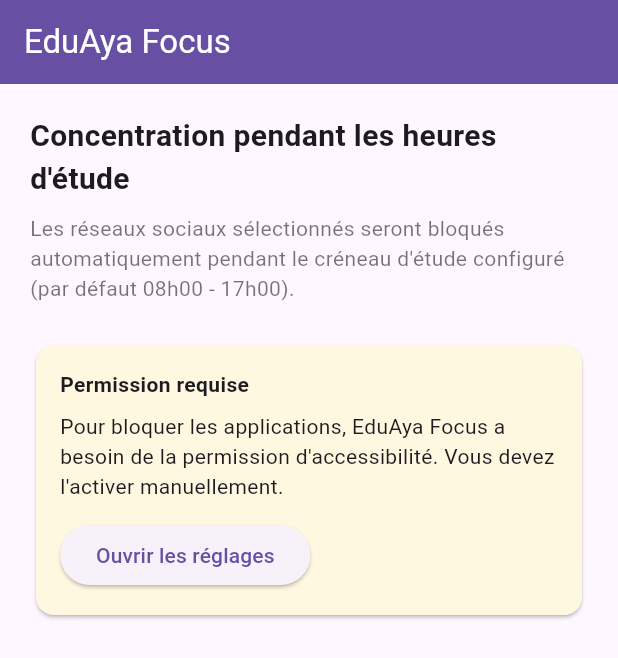
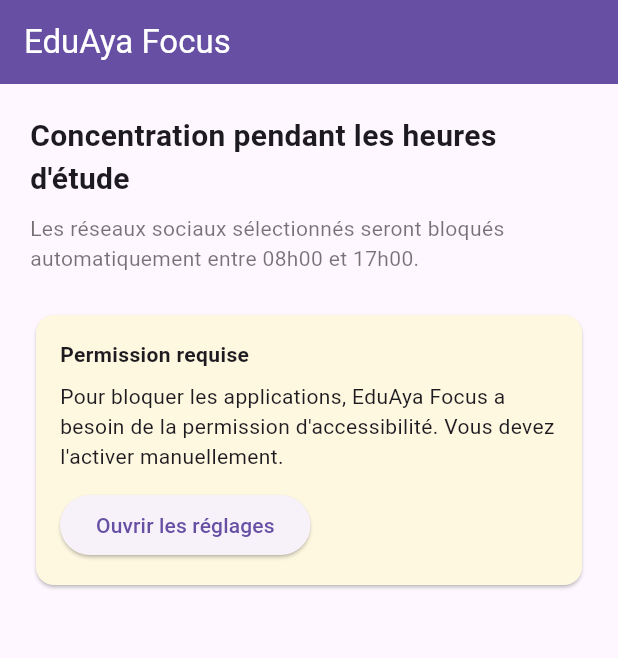
Before and after one commit to Dotou92/eduaya-focus, a Flutter app: the screen it shows after launch, after a tap on "Ouvrir les réglages", on a phone screen of 412 x 824 dp. Shown: the top 658 px of the screen. Run offline on Flutter 3.47's test engine with Material 3 defaults, Android fonts, the phone set to English and light mode, and no system bars; our stand-ins replace shared_preferences.

Commit message:
Implement start and end time pickers
Added time picker functionality for study hours.

```diff
--- a/lib/main.dart
+++ b/lib/main.dart
@@ -33,6 +33,8 @@
 class _HomeScreenState extends State<HomeScreen> {
   bool _accessibilityGranted = false;
   bool _blockingEnabled = false;
+  TimeOfDay _startTime = const TimeOfDay(hour: 8, minute: 0);
+  TimeOfDay _endTime = const TimeOfDay(hour: 17, minute: 0);
 
   @override
   void initState() {
@@ -46,6 +48,14 @@
     setState(() {
       _accessibilityGranted = granted;
       _blockingEnabled = prefs.getBool('blocking_enabled') ?? false;
+      _startTime = TimeOfDay(
+        hour: prefs.getInt('study_start_hour') ?? 8,
+        minute: prefs.getInt('study_start_minute') ?? 0,
+      );
+      _endTime = TimeOfDay(
+        hour: prefs.getInt('study_end_hour') ?? 17,
+        minute: prefs.getInt('study_end_minute') ?? 0,
+      );
     });
   }
 
@@ -53,6 +63,38 @@
     final prefs = await SharedPreferences.getInstance();
     await prefs.setBool('blocking_enabled', value);
     setState(() => _blockingEnabled = value);
+  }
+
+  Future<void> _pickStartTime() async {
+    final picked = await showTimePicker(
+      context: context,
+      initialTime: _startTime,
+    );
+    if (picked != null) {
+      final prefs = await SharedPreferences.getInstance();
+      await prefs.setInt('study_start_hour', picked.hour);
+      await prefs.setInt('study_start_minute', picked.minute);
+      setState(() => _startTime = picked);
+    }
+  }
+
+  Future<void> _pickEndTime() async {
+    final picked = await showTimePicker(
+      context: context,
+      initialTime: _endTime,
+    );
+    if (picked != null) {
+      final prefs = await SharedPreferences.getInstance();
+      await prefs.setInt('study_end_hour', picked.hour);
+      await prefs.setInt('study_end_minute', picked.minute);
+      setState(() => _endTime = picked);
+    }
+  }
+
+  String _formatTime(TimeOfDay t) {
+    final h = t.hour.toString().padLeft(2, '0');
+    final m = t.minute.toString().padLeft(2, '0');
+    return '${h}h$m';
   }
 
   @override
@@ -73,14 +115,46 @@
               style: TextStyle(fontSize: 20, fontWeight: FontWeight.bold),
             ),
             const SizedBox(height: 8),
-            const Text(
+            Text(
               "Les réseaux sociaux sélectionnés seront bloqués automatiquement "
-              "pendant le créneau d'étude configuré (par défaut 08h00 - 17h00).",
-              style: TextStyle(color: Colors.black54),
+              "entre ${_formatTime(_startTime)} et ${_formatTime(_endTime)}.",
+              style: const TextStyle(color: Colors.black54),
             ),
             const SizedBox(height: 24),
             if (!_accessibilityGranted) _buildPermissionCard(),
-            if (_accessibilityGranted) _buildBlockingSwitch(),
+            if (_accessibilityGranted) ...[
+              _buildBlockingSwitch(),
+              const SizedBox(height: 24),
+              const Text(
+                "Créneau d'étude",
+                style: TextStyle(fontSize: 16, fontWeight: FontWeight.bold),
+              ),
+              const SizedBox(height: 8),
+              Card(
+                child: ListTile(
+                  leading: const Icon(Icons.play_arrow),
+                  title: const Text("Heure de début"),
+                  trailing: Text(
+                    _formatTime(_startTime),
+                    style: const TextStyle(
+                        fontSize: 18, fontWeight: FontWeight.bold),
+                  ),
+                  onTap: _pickStartTime,
+                ),
+              ),
+              Card(
+                child: ListTile(
+                  leading: const Icon(Icons.stop),
+                  title: const Text("Heure de fin"),
+                  trailing: Text(
+                    _formatTime(_endTime),
+                    style: const TextStyle(
+                        fontSize: 18, fontWeight: FontWeight.bold),
+                  ),
+                  onTap: _pickEndTime,
+                ),
+              ),
+            ],
           ],
         ),
       ),
```
